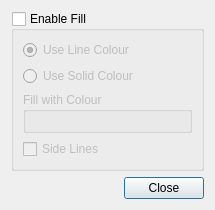
The window that qt/python/mantidqt/widgets/waterfallplotfillareadialog/waterfall_plot_fill_area_dialog.ui (mantidproject/mantid) describes before a commit, drawn with Qt 5.
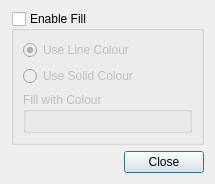
The same window after the commit.

Commit message: Re #27450 make remove curve work with waterfall plots

The edit to the form file:
```diff
--- a/qt/python/mantidqt/widgets/waterfallplotfillareadialog/waterfall_plot_fill_area_dialog.ui
+++ b/qt/python/mantidqt/widgets/waterfallplotfillareadialog/waterfall_plot_fill_area_dialog.ui
@@ -7,7 +7,7 @@
     <x>0</x>
     <y>0</y>
     <width>215</width>
-    <height>198</height>
+    <height>165</height>
    </rect>
   </property>
   <property name="windowTitle">
@@ -66,13 +66,6 @@
         </item>
        </layout>
       </item>
-      <item row="1" column="0">
-       <widget class="QCheckBox" name="side_lines_check_box">
-        <property name="text">
-         <string>Side Lines</string>
-        </property>
-       </widget>
-      </item>
      </layout>
     </widget>
    </item>
```
The commit also changes 4 other files.
